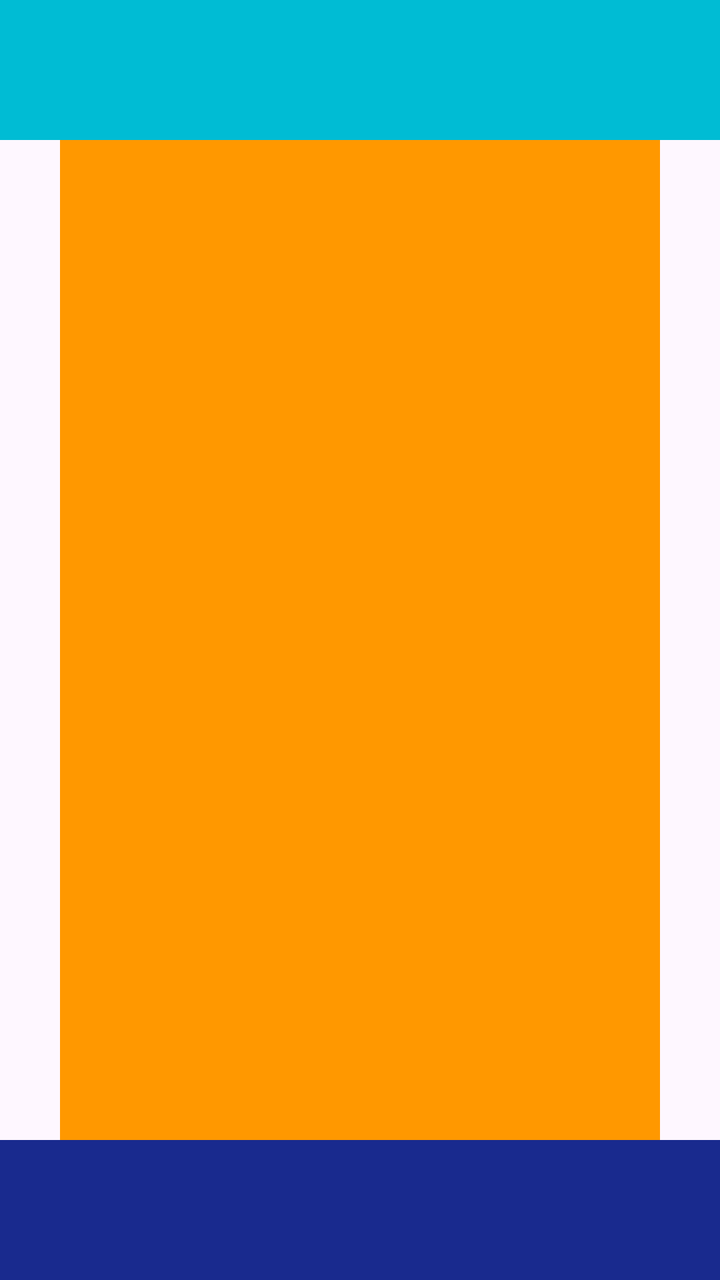
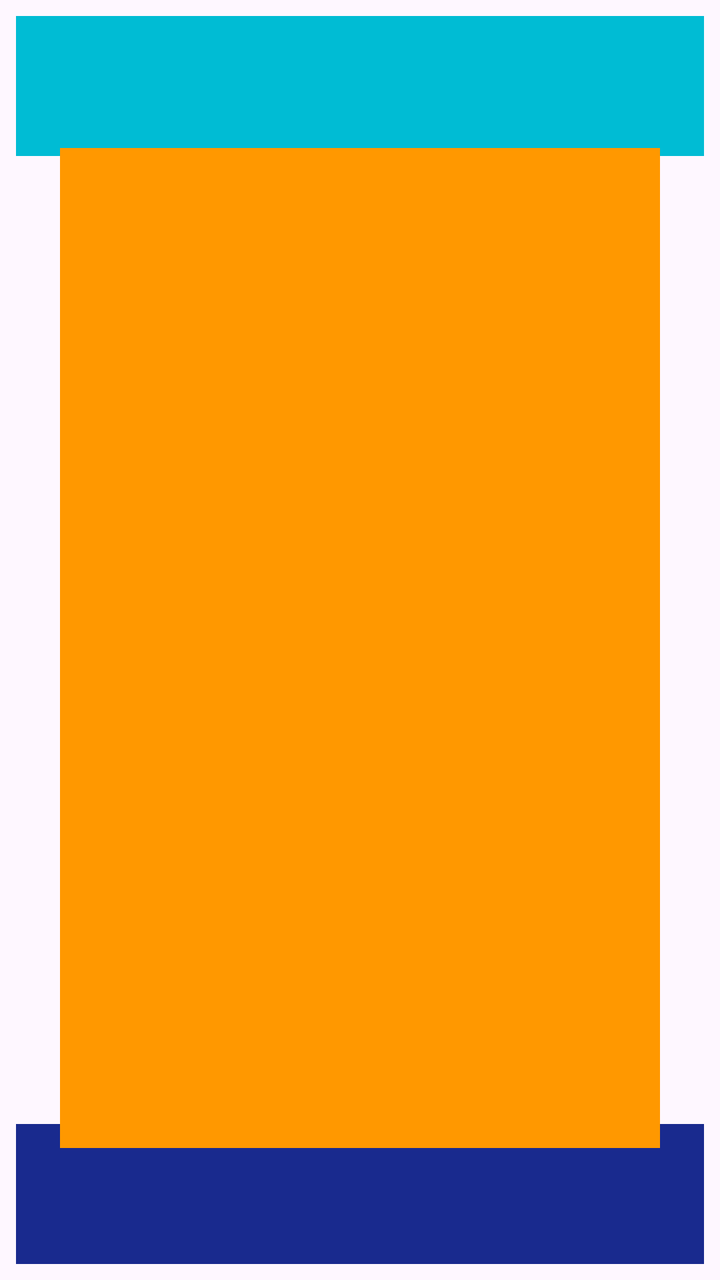

The first picture is an Android layout as it rendered before a commit; the second is the same layout after the commit. The layout source and the unified diff follow.
<!-- AndroidManifest.xml: application theme Theme.MyApplication -->
<!-- res/layout/activity_main.xml -->
<?xml version="1.0" encoding="utf-8"?>
<androidx.constraintlayout.widget.ConstraintLayout xmlns:android="http://schemas.android.com/apk/res/android"
    xmlns:app="http://schemas.android.com/apk/res-auto"
    xmlns:tools="http://schemas.android.com/tools"
    android:id="@+id/main"
    android:layout_width="match_parent"
    android:layout_height="match_parent"
    tools:context=".MainActivity">

    <FrameLayout
        android:id="@+id/frameLayout2"
        android:layout_width="match_parent"
        android:layout_height="70dp"
        android:background="#192A8E"
        app:layout_constraintBottom_toBottomOf="parent"
        app:layout_constraintEnd_toEndOf="parent"
        app:layout_constraintStart_toStartOf="parent">

    </FrameLayout>

    <FrameLayout
        android:id="@+id/frameLayout"
        android:layout_width="match_parent"
        android:layout_height="70dp"
        android:background="#00BCD4"
        app:layout_constraintEnd_toEndOf="parent"
        app:layout_constraintStart_toStartOf="parent"
        app:layout_constraintTop_toTopOf="parent">

    </FrameLayout>

    <LinearLayout
        android:layout_width="300dp"
        android:layout_height="500dp"
        android:background="#FF9800"
        android:orientation="vertical"
        app:layout_constraintBottom_toBottomOf="parent"
        app:layout_constraintEnd_toEndOf="parent"
        app:layout_constraintStart_toStartOf="parent"
        app:layout_constraintTop_toTopOf="@+id/frameLayout">

    </LinearLayout>
</androidx.constraintlayout.widget.ConstraintLayout>
<!-- resources referenced by this layout -->
<resources>
  <style name="Theme.MyApplication" parent="Base.Theme.MyApplication" />
  <style name="Base.Theme.MyApplication" parent="Theme.Material3.DayNight.NoActionBar">
          
          
      </style>
</resources>

<!-- the commit's change to res/layout/activity_main.xml (unified diff, before → after) -->
@@ -12,32 +12,30 @@
         android:layout_width="match_parent"
         android:layout_height="70dp"
         android:background="#192A8E"
+        android:layout_margin="8dp"
         app:layout_constraintBottom_toBottomOf="parent"
         app:layout_constraintEnd_toEndOf="parent"
-        app:layout_constraintStart_toStartOf="parent">
-
-    </FrameLayout>
+        app:layout_constraintStart_toStartOf="parent"/>
 
     <FrameLayout
         android:id="@+id/frameLayout"
         android:layout_width="match_parent"
         android:layout_height="70dp"
         android:background="#00BCD4"
+        android:layout_margin="8dp"
         app:layout_constraintEnd_toEndOf="parent"
         app:layout_constraintStart_toStartOf="parent"
-        app:layout_constraintTop_toTopOf="parent">
-
-    </FrameLayout>
+        app:layout_constraintTop_toTopOf="parent"/>
 
     <LinearLayout
         android:layout_width="300dp"
         android:layout_height="500dp"
         android:background="#FF9800"
         android:orientation="vertical"
+        android:layout_margin="8dp"
         app:layout_constraintBottom_toBottomOf="parent"
         app:layout_constraintEnd_toEndOf="parent"
         app:layout_constraintStart_toStartOf="parent"
-        app:layout_constraintTop_toTopOf="@+id/frameLayout">
+        app:layout_constraintTop_toTopOf="@+id/frameLayout"/>
 
-    </LinearLayout>
 </androidx.constraintlayout.widget.ConstraintLayout>
